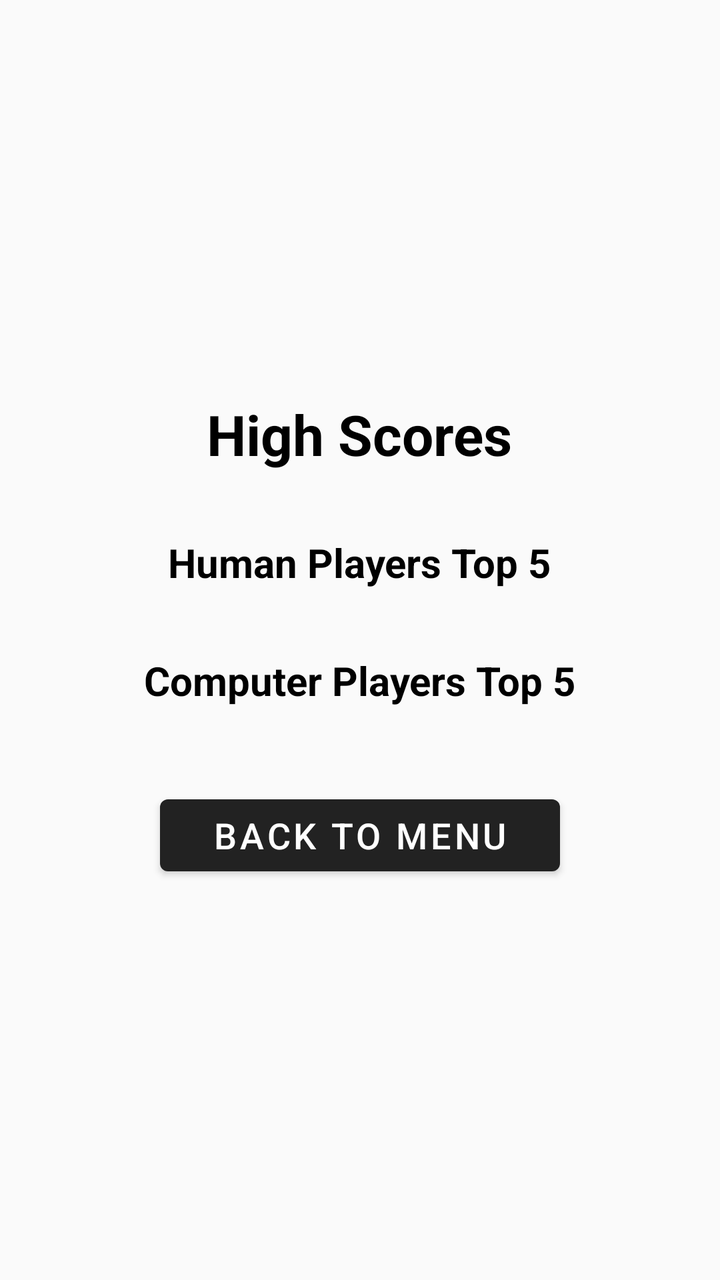
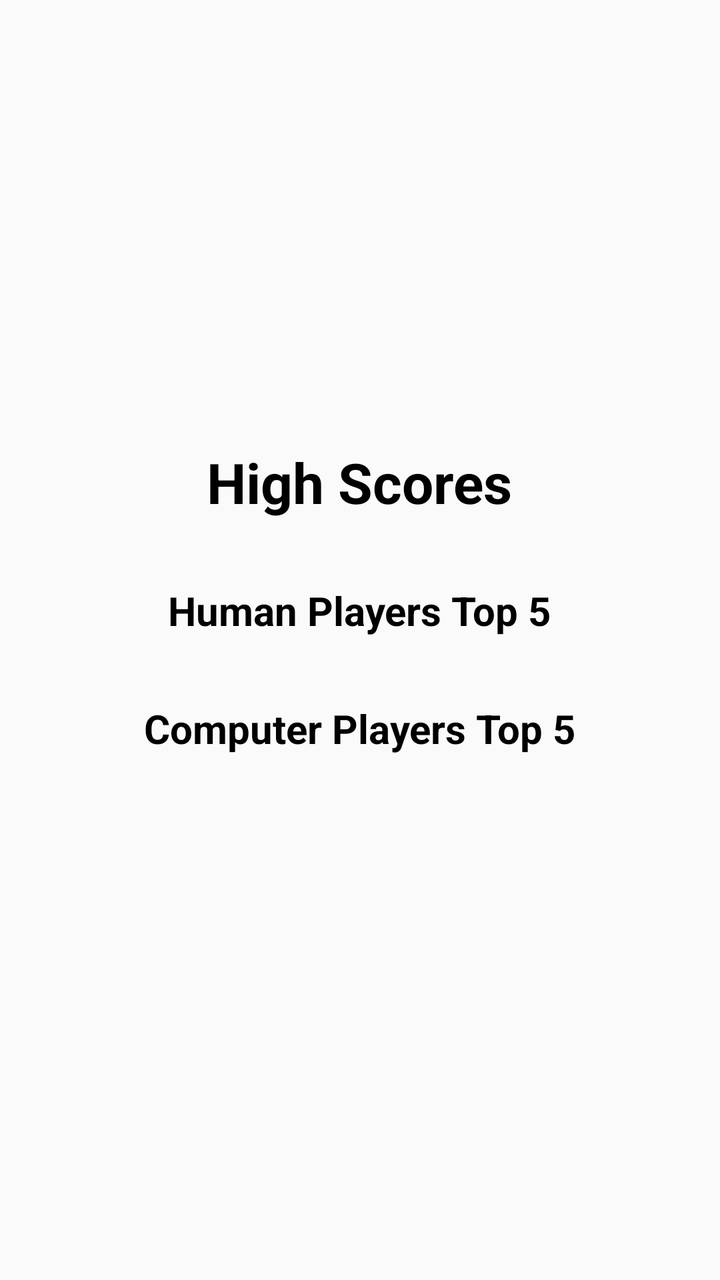

Screens rendered from an Android XML layout before and after an edit, with the pre-edit source and the edit as a unified diff.
<!-- AndroidManifest.xml: application theme Theme.TicTacToe -->
<!-- res/layout/activity_high_scores.xml -->
<?xml version="1.0" encoding="utf-8"?>
<LinearLayout xmlns:android="http://schemas.android.com/apk/res/android"
    android:layout_width="match_parent"
    android:layout_height="match_parent"
    android:orientation="vertical"
    android:gravity="center"
    android:background="?android:windowBackground"
    android:padding="24dp">

    <TextView
        android:id="@+id/tvHighScoresTitle"
        android:layout_width="wrap_content"
        android:layout_height="wrap_content"
        android:text="High Scores"
        android:textSize="28sp"
        android:textStyle="bold"
        android:textColor="@color/main_title_color"
        android:layout_marginBottom="32dp" />

    <TextView
        android:id="@+id/tvPlayerXTitle"
        android:layout_width="wrap_content"
        android:layout_height="wrap_content"
        android:text="Human Players Top 5"
        android:textSize="20sp"
        android:textStyle="bold"
        android:textColor="@color/main_title_color"
        android:layout_marginBottom="8dp" />

    <LinearLayout
        android:id="@+id/layoutPlayerXScores"
        android:layout_width="wrap_content"
        android:layout_height="wrap_content"
        android:orientation="vertical"
        android:layout_marginBottom="24dp" />

    <TextView
        android:id="@+id/tvPlayerOTitle"
        android:layout_width="wrap_content"
        android:layout_height="wrap_content"
        android:text="Computer Players Top 5"
        android:textSize="20sp"
        android:textStyle="bold"
        android:textColor="@color/main_title_color"
        android:layout_marginBottom="8dp" />

    <LinearLayout
        android:id="@+id/layoutPlayerOScores"
        android:layout_width="wrap_content"
        android:layout_height="wrap_content"
        android:orientation="vertical"
        android:layout_marginBottom="32dp" />

    <Button
        android:id="@+id/btnBackToMenu"
        android:layout_width="200dp"
        android:layout_height="wrap_content"
        android:text="Back to Menu"
        android:textSize="18sp"
        android:textColor="?android:textColorPrimary" />

</LinearLayout>
<!-- resources referenced by this layout -->
<resources>
  <color name="main_title_color">#FF000000</color>
  <style name="Theme.TicTacToe" parent="Theme.MaterialComponents.DayNight.NoActionBar">
          <item name="colorPrimary">@color/theme_default</item>
          <item name="colorPrimaryVariant">@color/theme_dark</item>
          <item name="colorOnPrimary">@color/theme_on</item>
          <item name="colorSecondary">@color/theme_blue</item>
          <item name="colorSecondaryVariant">@color/theme_dark</item>
          <item name="colorOnSecondary">@color/theme_on</item>
          <item name="android:windowBackground">@color/theme_light</item>
          <item name="android:textColorPrimary">@color/theme_on</item>
      </style>
  <color name="theme_default">#222222</color>
  <color name="theme_dark">#121212</color>
  <color name="theme_on">#FFFFFF</color>
  <color name="theme_blue">#1976D2</color>
  <color name="theme_light">#FAFAFA</color>
</resources>

<!-- the commit's change to res/layout/activity_high_scores.xml (unified diff, before → after) -->
@@ -51,12 +51,4 @@
         android:orientation="vertical"
         android:layout_marginBottom="32dp" />
 
-    <Button
-        android:id="@+id/btnBackToMenu"
-        android:layout_width="200dp"
-        android:layout_height="wrap_content"
-        android:text="Back to Menu"
-        android:textSize="18sp"
-        android:textColor="?android:textColorPrimary" />
-
 </LinearLayout>
